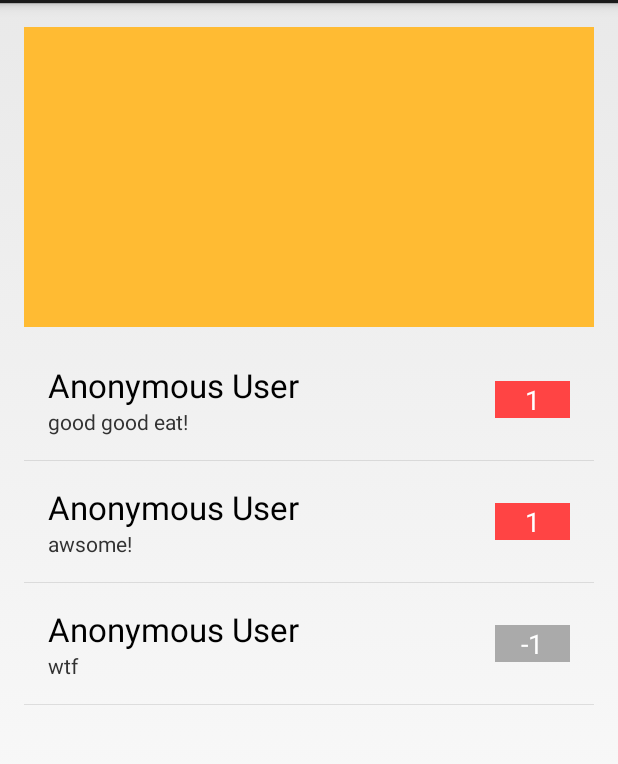
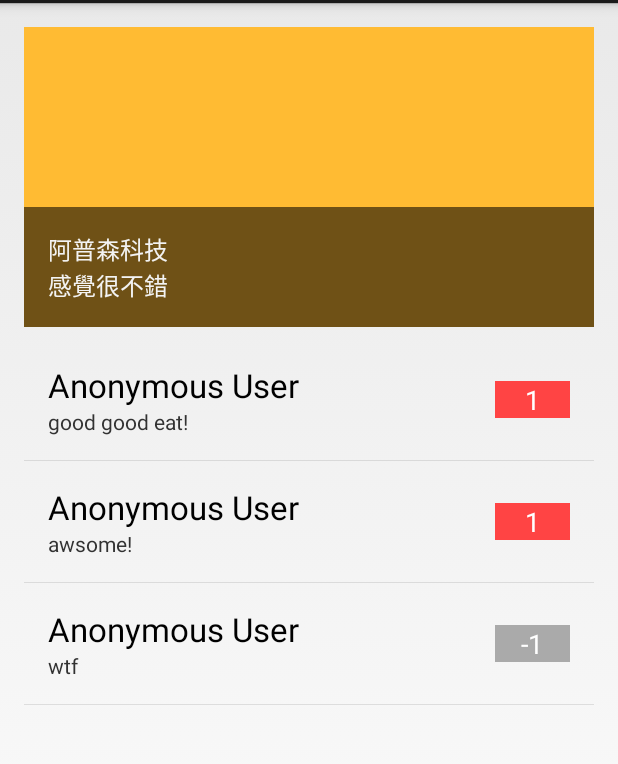
Before and after one commit to imunique-ZJ/ShowMe, an Android app: the SearchableActivity screen opened directly, with no data from a screen before it, after a tap on "option", on a phone screen of 412 x 824 dp, the part 69-833 px from its top. Run offline under Robolectric (Android 15) with nearby library versions, the phone set to English and light mode, and no system bars.

Commit message:
add manufacturer and description to ItemInfoActivity

```diff
--- a/ShowMe/ShowMe/src/main/java/loopz/showme/ItemInfoActivity.java
+++ b/ShowMe/ShowMe/src/main/java/loopz/showme/ItemInfoActivity.java
@@ -15,6 +15,8 @@ import loopz.showme.bean.Grocery;
 public class ItemInfoActivity extends Activity implements ListView.OnScrollListener {
     private CommentAdapter mAdapter;
     private ImageView itemImage;
+    private TextView manufacturerTV;
+    private TextView descriptionTV;
     private TextView empty;
     private ListView comments;
 
@@ -51,6 +53,8 @@ public class ItemInfoActivity extends Activity implements ListView.OnScrollListe
 
     private void initView() {
         itemImage = (ImageView) findViewById(R.id.item_image);
+        manufacturerTV = (TextView) findViewById(R.id.manufacturer);
+        descriptionTV  = (TextView) findViewById(R.id.description);
         comments  = (ListView)  findViewById(R.id.comments);
         empty     = (TextView)  findViewById(R.id.empty_list);
         mAdapter  = new CommentAdapter(this);
@@ -62,6 +66,9 @@ public class ItemInfoActivity extends Activity implements ListView.OnScrollListe
         // show image
         // grocery.getImg();
         itemImage.setBackgroundColor(getResources().getColor(android.R.color.holo_orange_light));
+
+        manufacturerTV.setText(grocery.getManufacturer());
+        descriptionTV .setText(grocery.getDescription());
 
         // show comments
         mAdapter.setDataList(grocery.getComments());
--- a/ShowMe/ShowMe/src/main/java/loopz/showme/adapter/SearchListAdapter.java
+++ b/ShowMe/ShowMe/src/main/java/loopz/showme/adapter/SearchListAdapter.java
@@ -49,6 +49,8 @@ public class SearchListAdapter extends BaseAdapter {
         Grocery grocery = new Grocery();
         grocery.setId(0);
         grocery.setItemName("luke");
+        grocery.setManufacturer("浩克製造");
+        grocery.setDescription("感覺不錯");
         grocery.setScoreDown(10);
         grocery.setScoreUp(100);
         grocery.setComments(comments);
@@ -65,6 +67,8 @@ public class SearchListAdapter extends BaseAdapter {
         grocery = new Grocery();
         grocery.setId(2);
         grocery.setItemName("浩文糕");
+        grocery.setManufacturer("浩克製造");
+        grocery.setDescription("感覺不錯");
         grocery.setScoreDown(5);
         grocery.setScoreUp(999);
         grocery.setComments(comments);
@@ -73,6 +77,8 @@ public class SearchListAdapter extends BaseAdapter {
         grocery = new Grocery();
         grocery.setId(3);
         grocery.setItemName("option");
+        grocery.setManufacturer("阿普森科技");
+        grocery.setDescription("感覺很不錯");
         grocery.setScoreDown(10);
         grocery.setScoreUp(100);
         grocery.setComments(comments);
@@ -88,6 +94,8 @@ public class SearchListAdapter extends BaseAdapter {
         grocery = new Grocery();
         grocery.setId(5);
         grocery.setItemName("偉德糕");
+        grocery.setManufacturer("阿普森科技");
+        grocery.setDescription("感覺很不錯");
         grocery.setScoreDown(5);
         grocery.setScoreUp(999);
         grocery.setComments(comments);
--- a/ShowMe/ShowMe/src/main/java/loopz/showme/bean/Grocery.java
+++ b/ShowMe/ShowMe/src/main/java/loopz/showme/bean/Grocery.java
@@ -13,6 +13,8 @@ public class Grocery implements Serializable {
 
     private long id;
     private String itemName;
+    private String manufacturer;
+    private String description;
     private int scoreUp;
     private int scoreDown;
     private List<Comment> comments = new ArrayList<Comment>(0);
@@ -32,6 +34,22 @@ public class Grocery implements Serializable {
 
     public void setItemName(String itemName) {
         this.itemName = itemName;
+    }
+
+    public String getManufacturer() {
+        return manufacturer;
+    }
+
+    public void setManufacturer(String manufacturer) {
+        this.manufacturer = manufacturer;
+    }
+
+    public String getDescription() {
+        return description;
+    }
+
+    public void setDescription(String description) {
+        this.description = description;
     }
 
     public int getScoreUp() {
--- a/ShowMe/ShowMe/src/main/res/layout/activity_item_info.xml
+++ b/ShowMe/ShowMe/src/main/res/layout/activity_item_info.xml
@@ -14,6 +14,32 @@
             android:layout_height="200dp"
             android:layout_gravity="center"
             android:contentDescription="Item Photo"/>
+
+    <LinearLayout
+            android:layout_alignBottom="@id/item_image"
+            android:layout_height="wrap_content"
+            android:layout_width="match_parent"
+            android:orientation="vertical"
+            android:paddingLeft="@dimen/activity_horizontal_margin"
+            android:paddingRight="@dimen/activity_horizontal_margin"
+            android:paddingTop="@dimen/activity_vertical_margin"
+            android:paddingBottom="@dimen/activity_vertical_margin"
+            android:background="#90000000">
+
+        <TextView
+                android:id="@+id/manufacturer"
+                android:layout_height="wrap_content"
+                android:layout_width="match_parent"
+                android:textAppearance="@android:style/TextAppearance.Holo.Inverse"/>
+
+        <TextView
+                android:id="@+id/description"
+                android:layout_height="wrap_content"
+                android:layout_width="match_parent"
+                android:textAppearance="@android:style/TextAppearance.Holo.Inverse"/>
+
+
+    </LinearLayout>
 
     <Space
             android:layout_below="@id/item_image"
```
